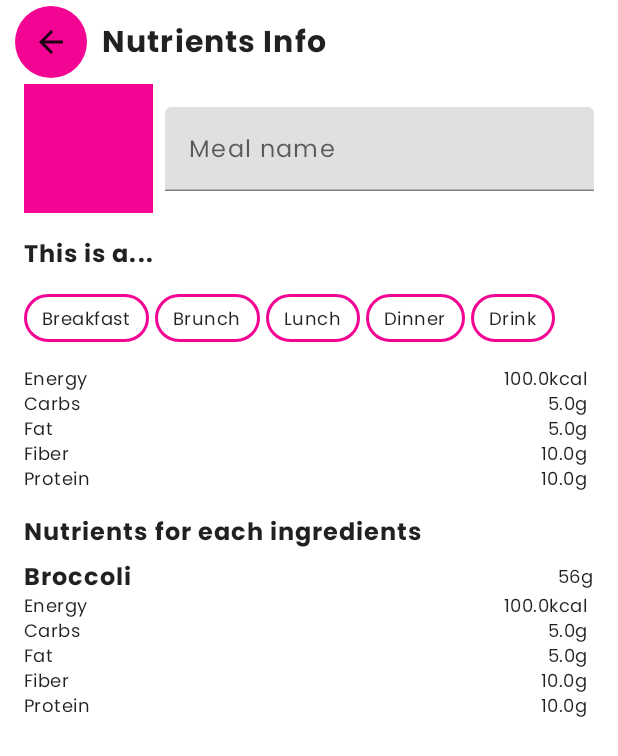
After one commit to chathil/Dieter, an Android app built with Jetpack Compose: the composable CalculateScreen shown on its own in the app's theme, on a phone screen of 412 x 824 dp. The commit adds this screen. Shown: the top 756 px of the screen. Run offline under Robolectric (Android 15) with nearby library versions, the phone set to English and light mode, and no system bars; our stand-ins replace Dagger/Hilt's generated code, Room's generated code, accompanist; 3 statements that could not run were skipped.

Commit message:
add calculate screen (#10)
* rename package

* add calculate screen

```diff
--- a/app/src/main/java/com/example/dieter/data/source/EdamamDataSource.kt
+++ b/app/src/main/java/com/example/dieter/data/source/EdamamDataSource.kt
@@ -1,9 +1,11 @@
 package com.example.dieter.data.source
 
+import com.example.dieter.data.source.domain.DetailIngredientModel
 import com.example.dieter.data.source.domain.IngredientModel
 import com.example.dieter.vo.DataState
 import kotlinx.coroutines.flow.Flow
 
 interface EdamamDataSource {
     fun searchIngredient(ingredient: String): Flow<DataState<List<IngredientModel>>>
+    fun ingredientDetail(ingredient: IngredientModel): Flow<Pair<IngredientModel, DataState<DetailIngredientModel>>>
 }
--- /dev/null
+++ b/app/src/main/java/com/example/dieter/data/source/domain/DetailIngredientModel.kt
@@ -0,0 +1,8 @@
+package com.example.dieter.data.source.domain
+
+data class DetailIngredientModel(
+    val cautions: List<String>,
+    val dietLabels: List<String>,
+    val healthLabels: List<String>,
+    val totalNutrients: Map<NutrientType, Float?>
+)
--- /dev/null
+++ b/app/src/main/java/com/example/dieter/data/source/domain/NutrientType.kt
@@ -0,0 +1,33 @@
+package com.example.dieter.data.source.domain
+
+enum class NutrientType(val nutrientName: String, val nutrientUnit: String) {
+    CA("Calcium", "mg"),
+    CHOCDF("Carbs", "g"),
+    CHOLE("Cholesterol", "mg"),
+    FAMS("Monounsaturated", "g"),
+    FAPU("Polyunsaturated", "g"),
+    SUGAR("Sugars", "g"),
+    FAT("Fat", "g"),
+    FATRN("Trans", "g"),
+    FE("Iron", "mg"),
+    FIBTG("Fiber", "g"),
+    FOLDFE("Folate (Equivalent)", "æg"),
+    K("Potassium", "mg"),
+    MG("Magnesium", "mg"),
+    NA("Sodium", "mg"),
+    VITB6A("Vitamin B6", "mg"),
+    ENERC_KCAL("Energy", "kcal"),
+    NIA("Niacin (B3)", "mg"),
+    P("Phosphorus", "mg"),
+    PROCNT("Protein", "g"),
+    RIBF("Riboflavin (B2)", "mg"),
+    FASAT("Saturated", "g"),
+    TOCPHA("Vitamin E", "mg"),
+    VITA_RAE("Vitamin A", "æg"),
+    VITB12("Vitamin B12", "æg"),
+    FOLFD("Folate (food)", "æg"),
+    VITC("Vitamin C", "mg"),
+    VITD("Vitamin D", "æg"),
+    VITK1("Vitamin K", "æg"),
+    THIA("Thiamin (B1)", "mg")
+}
--- /dev/null
+++ b/app/src/main/java/com/example/dieter/ui/component/Chip.kt
@@ -0,0 +1,55 @@
+package com.example.dieter.ui.component
+
+import androidx.compose.foundation.border
+import androidx.compose.foundation.layout.Row
+import androidx.compose.foundation.layout.Spacer
+import androidx.compose.foundation.layout.height
+import androidx.compose.foundation.layout.padding
+import androidx.compose.foundation.layout.size
+import androidx.compose.foundation.layout.wrapContentHeight
+import androidx.compose.foundation.layout.wrapContentWidth
+import androidx.compose.foundation.shape.RoundedCornerShape
+import androidx.compose.material.MaterialTheme
+import androidx.compose.material.ProvideTextStyle
+import androidx.compose.material.Text
+import androidx.compose.runtime.Composable
+import androidx.compose.ui.Alignment
+import androidx.compose.ui.Modifier
+import androidx.compose.ui.graphics.Color
+import androidx.compose.ui.tooling.preview.Preview
+import androidx.compose.ui.unit.dp
+
+@Composable
+fun Chip(
+    modifier: Modifier = Modifier,
+    color: Color = MaterialTheme.colors.primary,
+    start: @Composable (() -> Unit)? = null,
+    content: @Composable () -> Unit,
+    trailing: @Composable (() -> Unit)? = null
+) {
+    Row(
+        modifier.height(32.dp).padding(end = 4.dp).wrapContentWidth()
+            .wrapContentHeight(Alignment.CenterVertically)
+            .border(2.dp, color, RoundedCornerShape(50)).padding(8.dp)
+    ) {
+        ProvideTextStyle(value = MaterialTheme.typography.caption) {
+            Spacer(modifier = Modifier.size(4.dp))
+            start?.let {
+                it()
+                Spacer(modifier = Modifier.size(8.dp))
+            }
+            content()
+            trailing?.let {
+                Spacer(modifier = Modifier.size(8.dp))
+                it()
+            }
+            Spacer(modifier = Modifier.size(4.dp))
+        }
+    }
+}
+
+@Preview
+@Composable
+fun ChipPreview() {
+    Chip(content = { Text("Account", modifier = Modifier.padding(end = 4.dp)) })
+}
--- a/app/src/main/java/com/example/dieter/ui/screen/calculate/nutrients/CalculateNutrientsViewModel.kt
+++ b/app/src/main/java/com/example/dieter/ui/screen/add/ingredients/AddIngredientsViewModel.kt
@@ -1,4 +1,4 @@
-package com.example.dieter.ui.screen.calculate.nutrients
+package com.example.dieter.ui.screen.add.ingredients
 
 import androidx.lifecycle.ViewModel
 import com.example.dieter.data.source.DieterRepository
@@ -6,6 +6,6 @@ import dagger.hilt.android.lifecycle.HiltViewModel
 import javax.inject.Inject
 
 @HiltViewModel
-class CalculateNutrientsViewModel @Inject constructor(
+class AddIngredientsViewModel @Inject constructor(
     private val dieterRepository: DieterRepository
 ) : ViewModel()
--- a/app/src/main/java/com/example/dieter/ui/screen/calculate/nutrients/IngredientSearchState.kt
+++ b/app/src/main/java/com/example/dieter/ui/screen/add/ingredients/IngredientSearchState.kt
@@ -1,4 +1,4 @@
-package com.example.dieter.ui.screen.calculate.nutrients
+package com.example.dieter.ui.screen.add.ingredients
 
 import com.example.dieter.ui.component.TextFieldState
 
--- /dev/null
+++ b/app/src/main/java/com/example/dieter/ui/screen/calculate/CalculateScreen.kt
@@ -0,0 +1,190 @@
+package com.example.dieter.ui.screen.calculate
+
+import androidx.compose.foundation.background
+import androidx.compose.foundation.horizontalScroll
+import androidx.compose.foundation.layout.Arrangement
+import androidx.compose.foundation.layout.Column
+import androidx.compose.foundation.layout.Row
+import androidx.compose.foundation.layout.Spacer
+import androidx.compose.foundation.layout.fillMaxWidth
+import androidx.compose.foundation.layout.padding
+import androidx.compose.foundation.layout.size
+import androidx.compose.foundation.rememberScrollState
+import androidx.compose.foundation.text.KeyboardActions
+import androidx.compose.foundation.text.KeyboardOptions
+import androidx.compose.foundation.verticalScroll
+import androidx.compose.material.MaterialTheme
+import androidx.compose.material.Text
+import androidx.compose.material.TextField
+import androidx.compose.runtime.Composable
+import androidx.compose.runtime.collectAsState
+import androidx.compose.runtime.getValue
+import androidx.compose.runtime.remember
+import androidx.compose.ui.Alignment
+import androidx.compose.ui.Modifier
+import androidx.compose.ui.focus.FocusState
+import androidx.compose.ui.focus.onFocusChanged
+import androidx.compose.ui.text.input.ImeAction
+import androidx.compose.ui.tooling.preview.Preview
+import androidx.compose.ui.unit.dp
+import com.example.dieter.DieterAppState
+import com.example.dieter.data.source.domain.FoodType
+import com.example.dieter.data.source.domain.NutrientType
+import com.example.dieter.ui.component.Chip
+import com.example.dieter.ui.component.TextFieldError
+import com.example.dieter.ui.component.TextFieldState
+import com.example.dieter.ui.component.UpButton
+import com.example.dieter.ui.theme.DieterTheme
+import com.example.dieter.vo.DataState
+import com.google.accompanist.insets.statusBarsPadding
+import java.util.Locale
+
+@Composable
+fun CalculateScreen(
+    viewModel: CalculateViewModel,
+    goUp: () -> Unit = {},
+    save: () -> Unit = {},
+    appState: DieterAppState
+) {
+
+    Column(modifier = Modifier.verticalScroll(rememberScrollState())) {
+        Row(verticalAlignment = Alignment.CenterVertically) {
+            UpButton(goUp)
+            Text(
+                "Nutrients Info",
+                style = MaterialTheme.typography.h6,
+                modifier = Modifier
+                    .padding(vertical = 10.dp)
+                    .statusBarsPadding()
+            )
+        }
+        Row(verticalAlignment = Alignment.CenterVertically) {
+            Spacer(Modifier.size(16.dp))
+            Spacer(
+                Modifier
+                    .size(86.dp)
+                    .background(MaterialTheme.colors.primary)
+            )
+            Spacer(Modifier.size(8.dp))
+            MealName(modifier = Modifier.padding(end = 16.dp))
+        }
+        Text(
+            "This is a...",
+            style = MaterialTheme.typography.subtitle2,
+            modifier = Modifier.padding(16.dp)
+        )
+        Row(modifier = Modifier.horizontalScroll(rememberScrollState())) {
+            Spacer(Modifier.size(16.dp))
+            FoodType.values().forEach {
+                Chip(
+                    content = {
+                        Text(it.toString().toLowerCase(Locale.ROOT).capitalize(Locale.ROOT))
+                    }
+                )
+            }
+            Spacer(Modifier.size(32.dp))
+        }
+        val summary by viewModel.summaryState.collectAsState()
+        val eachIngredients by viewModel.state.collectAsState()
+        Spacer(Modifier.size(16.dp))
+        NutrientList(modifier = Modifier.padding(horizontal = 16.dp), nutrients = summary)
+        Spacer(Modifier.size(16.dp))
+        Text(
+            "Nutrients for each ingredients",
+            style = MaterialTheme.typography.subtitle2,
+            modifier = Modifier.padding(horizontal = 16.dp)
+        )
+        Spacer(Modifier.size(8.dp))
+        eachIngredients.forEach { (t, u) ->
+            Row(
+                verticalAlignment = Alignment.CenterVertically,
+                horizontalArrangement = Arrangement.SpaceBetween,
+                modifier = Modifier
+                    .fillMaxWidth()
+                    .padding(horizontal = 16.dp)
+            ) {
+                Text(t.label, style = MaterialTheme.typography.subtitle2)
+                // TODO: Replace with real value
+                Text("56g", style = MaterialTheme.typography.caption)
+            }
+            when (u) {
+                is DataState.Success -> {
+                    NutrientList(
+                        modifier = Modifier.padding(horizontal = 16.dp),
+                        nutrients = u.data.totalNutrients
+                    )
+                }
+                else -> { /*TODO: Do something*/
+                }
+            }
+        }
+    }
+}
+
+@Composable
+private fun MealName(
+    modifier: Modifier = Modifier,
+    mealNameState: TextFieldState = remember { MealNameState() },
+    imeAction: ImeAction = ImeAction.None,
+    onImeAction: () -> Unit = {}
+) {
+    TextField(
+        value = mealNameState.text,
+        onValueChange = {
+            mealNameState.text = it
+        },
+        label = {
+            Text("Meal name")
+        },
+        modifier = modifier
+            .fillMaxWidth()
+            .onFocusChanged { focusState ->
+                val focused = focusState == FocusState.Active
+                mealNameState.onFocusChange(focused)
+                if (!focused) {
+                    mealNameState.enableShowErrors()
+                }
+            },
+        isError = mealNameState.showErrors(),
+        keyboardOptions = KeyboardOptions.Default.copy(imeAction = imeAction),
+        keyboardActions = KeyboardActions(onSearch = { onImeAction() })
+    )
+
+    mealNameState.getError()?.let {
+        TextFieldError(textError = it)
+    }
+}
+
+@Composable
+private fun NutrientList(
+    modifier: Modifier = Modifier,
+    nutrients: Map<NutrientType, Float?> = emptyMap()
+) {
+    Column {
+        nutrients.forEach { (t, u) ->
+            Row(
+                horizontalArrangement = Arrangement.SpaceBetween,
+                modifier = modifier.fillMaxWidth()
+            ) {
+                Text(t.nutrientName, style = MaterialTheme.typography.caption)
+                Text("${u}${t.nutrientUnit} ", style = MaterialTheme.typography.caption)
+            }
+        }
+    }
+}
+
+@Preview
+@Composable
+private fun NutrientListPreview() {
+    DieterTheme {
+        NutrientList(
+            nutrients = mapOf(
+                NutrientType.ENERC_KCAL to 100f,
+                NutrientType.CHOCDF to 5f,
+                NutrientType.FAT to 5f,
+                NutrientType.FIBTG to 10f,
+                NutrientType.PROCNT to 10f
+            )
+        )
+    }
+}
--- /dev/null
+++ b/app/src/main/java/com/example/dieter/ui/screen/calculate/CalculateViewModel.kt
@@ -0,0 +1,86 @@
+package com.example.dieter.ui.screen.calculate
+
+import androidx.lifecycle.ViewModel
+import androidx.lifecycle.viewModelScope
+import com.example.dieter.data.source.EdamamRepository
+import com.example.dieter.data.source.domain.DetailIngredientModel
+import com.example.dieter.data.source.domain.IngredientModel
+import com.example.dieter.data.source.domain.NutrientType
+import com.example.dieter.vo.DataState
+import dagger.hilt.android.lifecycle.HiltViewModel
+import kotlinx.coroutines.flow.MutableStateFlow
+import kotlinx.coroutines.flow.StateFlow
+import kotlinx.coroutines.flow.collect
+import kotlinx.coroutines.launch
+import javax.inject.Inject
+
+@HiltViewModel
+class CalculateViewModel @Inject constructor(
+    private val edamamRepository: EdamamRepository,
+    private val dieterRepository: EdamamRepository,
+) : ViewModel() {
+
+    private val fakeSummary = mapOf(
+        NutrientType.ENERC_KCAL to 100f,
+        NutrientType.CHOCDF to 5f,
+        NutrientType.FAT to 5f,
+        NutrientType.FIBTG to 10f,
+        NutrientType.PROCNT to 10f
+    )
+
+    private val fakeIngredientModel = IngredientModel(
+        "01ff", "Broccoli",
+        mapOf(
+            NutrientType.ENERC_KCAL to 9f,
+            NutrientType.FIBTG to 10f,
+            NutrientType.CA to 2f,
+            NutrientType.FAT to 39f,
+            NutrientType.P to 45f
+        ),
+        "Meal", "Meal Label", emptyList(), null
+    )
+    private val fakeDetailSuccess =
+        DataState.Success(DetailIngredientModel(listOf(), listOf(), listOf(), fakeSummary))
+    private val fakeEachIngredient = mapOf(fakeIngredientModel to fakeDetailSuccess)
+
+    private val _summaryState = MutableStateFlow<Map<NutrientType, Float?>>(fakeSummary)
+
+    val summaryState: StateFlow<Map<NutrientType, Float?>>
+        get() = _summaryState
+
+    private val _state = MutableStateFlow<Map<IngredientModel, DataState<DetailIngredientModel>>>(
+        fakeEachIngredient
+    )
+
+    val state: StateFlow<Map<IngredientModel, DataState<DetailIngredientModel>>>
+        get() = _state
+
+    /**
+     * Add summary to firebase
+     */
+    fun saveToFirebase() {}
+
+    /**
+     * Sum everything and save it to summary state
+     */
+    fun review() {
+    }
+
+    fun details(ingredients: List<IngredientModel>) {
+        ingredients.forEach {
+            viewModelScope.launch {
+                edamamRepository.ingredientDetail(it).collect {
+                    _state.value += it
+                    /**
+                     * Possible problem
+                     * Every value is going to be initialized by empty DataState causing
+                     * review to calculate too early, even though it will re-calculate later
+                     * */
+                    if (_state.value.size == ingredients.size) {
+                        review()
+                    }
+                }
+            }
+        }
+    }
+}
--- /dev/null
+++ b/app/src/main/java/com/example/dieter/ui/screen/calculate/MealNameState.kt
@@ -0,0 +1,11 @@
+package com.example.dieter.ui.screen.calculate
+
+import com.example.dieter.ui.component.TextFieldState
+
+class MealNameState :
+    TextFieldState(validator = ::isMealNameValid, errorFor = ::mealNameValidationError)
+
+private fun isMealNameValid(name: String) = name.length > 3
+
+@Suppress("UNUSED_PARAMETER")
+private fun mealNameValidationError(name: String): String = "Wow, that's too short"
--- a/app/src/main/java/com/example/dieter/ui/screen/search/ingredient/SearchIngredientViewModel.kt
+++ b/app/src/main/java/com/example/dieter/ui/screen/search/ingredient/SearchIngredientViewModel.kt
@@ -22,10 +22,6 @@ class SearchIngredientViewModel @Inject constructor(
     val state: StateFlow<DataState<List<IngredientModel>>>
         get() = _state
 
-    init {
-        searchIngredient("broccoli")
-    }
-
     fun searchIngredient(name: String) {
         viewModelScope.launch {
             edamamRepository.searchIngredient(name).collect {
```
Also changed, not shown: app/src/main/java/com/example/dieter/Navigation.kt (+33 -11 lines), app/src/main/java/com/example/dieter/data/source/EdamamRepository.kt (+9 -0 lines), app/src/main/java/com/example/dieter/data/source/domain/IngredientModel.kt (+2 -10 lines), app/src/main/java/com/example/dieter/data/source/remote/response/IngredientResponse.kt (+8 -3 lines), app/src/main/java/com/example/dieter/ui/screen/add/ingredients/AddIngredientsScreen.kt (renamed from app/src/main/java/com/example/dieter/ui/screen/calculate/nutrients/CalculateNutrientsScreen.kt, +13 -4 lines), app/src/main/java/com/example/dieter/ui/screen/search/ingredient/SearchIngredientScreen.kt (+19 -7 lines).
